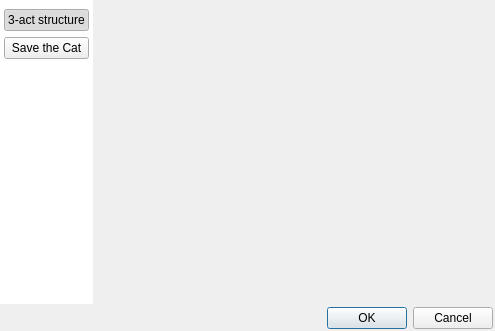
Qt form ui/story_structure_selector_dialog.ui (zkovari/plotlyst) before a commit.
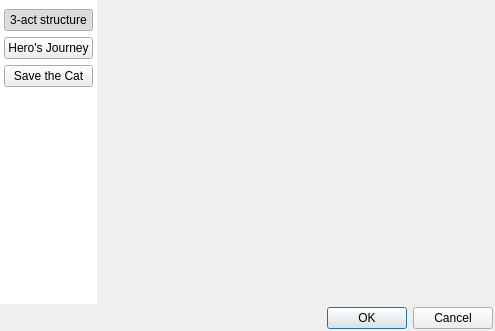
The same form after that commit. The open tabs and pages were chosen to show the change.

Commit message: Add heros journey

What changed in the file:
```diff
--- a/ui/story_structure_selector_dialog.ui
+++ b/ui/story_structure_selector_dialog.ui
@@ -43,7 +43,7 @@
        </property>
        <layout class="QVBoxLayout" name="verticalLayout">
         <property name="spacing">
-         <number>0</number>
+         <number>6</number>
         </property>
         <property name="leftMargin">
          <number>4</number>
@@ -77,20 +77,26 @@
          </widget>
         </item>
         <item>
-         <spacer name="verticalSpacer_4">
-          <property name="orientation">
-           <enum>Qt::Vertical</enum>
+         <widget class="QPushButton" name="btnHerosJourney">
+          <property name="cursor">
+           <cursorShape>PointingHandCursor</cursorShape>
           </property>
-          <property name="sizeType">
-           <enum>QSizePolicy::Fixed</enum>
+          <property name="focusPolicy">
+           <enum>Qt::ClickFocus</enum>
           </property>
-          <property name="sizeHint" stdset="0">
-           <size>
-            <width>20</width>
-            <height>6</height>
-           </size>
+          <property name="toolTip">
+           <string>Save the Cat structure</string>
           </property>
-         </spacer>
+          <property name="text">
+           <string>Hero's Journey</string>
+          </property>
+          <property name="checkable">
+           <bool>true</bool>
+          </property>
+          <attribute name="buttonGroup">
+           <string notr="true">buttonGroup</string>
+          </attribute>
+         </widget>
         </item>
         <item>
          <widget class="QPushButton" name="btnSaveTheCat">
```
Left out of the diff: 57 changed lines with no effect on the pictures. The commit also changes 2 other files.
